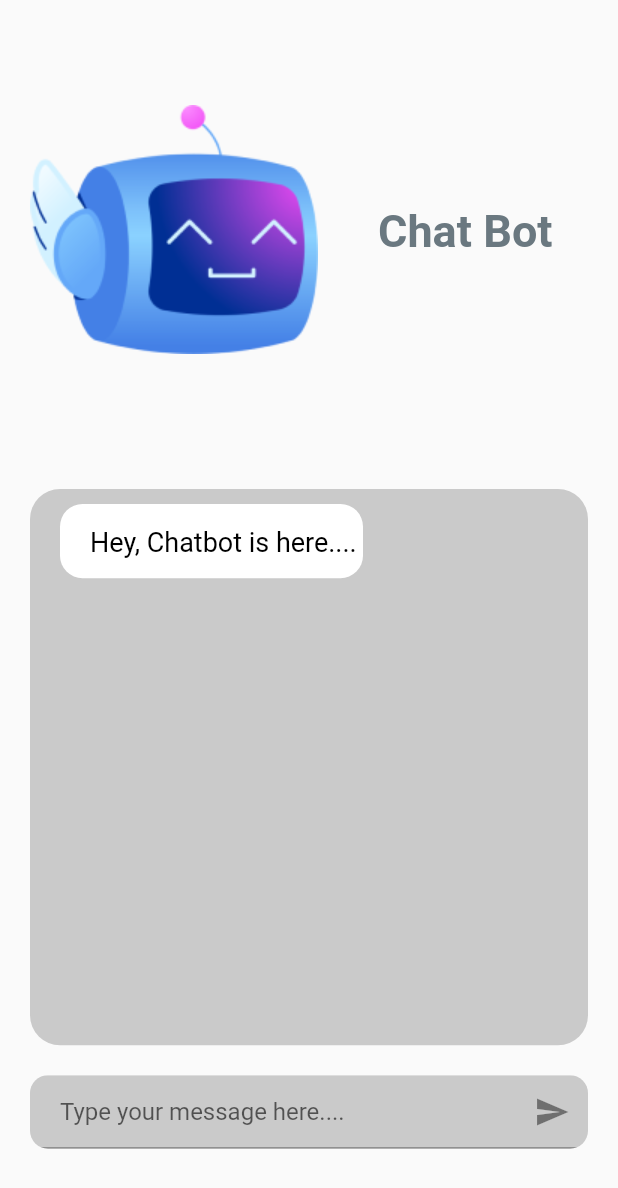
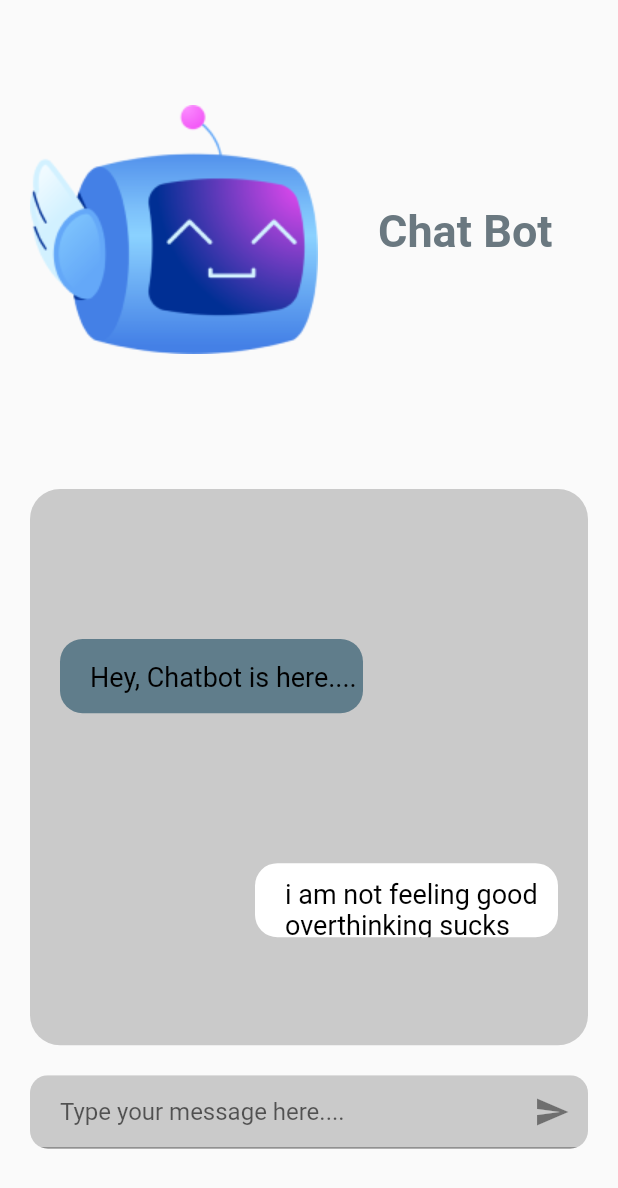
Before and after one commit to sauravkumar1812/CodeForYuth, a Flutter app: the chatbot screen opened directly, on a phone screen of 412 x 824 dp. Shown: the top 1188 px of the screen. Run offline on Flutter 3.47's test engine with Material 2 defaults, Android fonts, the phone set to English and light mode, and no system bars; our stand-ins replace eva_icons_flutter, flutter_chat_ui, font_awesome_flutter, grouped_list.

Commit message:
intial changes

```diff
--- a/lib/chatbot/chatbot.dart
+++ b/lib/chatbot/chatbot.dart
@@ -6,7 +6,6 @@ class chatbot extends StatelessWidget {
   @override
   Widget build(BuildContext context) {
     return Scaffold(
-
       // home: Container
       //     width: double.infinity,
       //     decoration: BoxDecoration(
@@ -17,7 +16,7 @@ class chatbot extends StatelessWidget {
         // crossAxisAlignment: CrossAxisAlignment.center,
         children: [
           Padding(
-                  padding: const EdgeInsets.symmetric(horizontal: 20,vertical: 70),
+            padding: const EdgeInsets.symmetric(horizontal: 20, vertical: 70),
             child: Row(
               // crossAxisAlignment: CrossAxisAlignment.center,
               children: [
@@ -45,8 +44,8 @@ class chatbot extends StatelessWidget {
           Padding(
             padding: const EdgeInsets.all(20),
             child: Container(
-                    height: MediaQuery.of(context).size.height *0.45,
-                    width: MediaQuery.of(context).size.width ,
+              height: MediaQuery.of(context).size.height * 0.45,
+              width: MediaQuery.of(context).size.width,
               decoration: BoxDecoration(
                 borderRadius: BorderRadius.circular(20),
                 color: Color.fromARGB(255, 202, 202, 202),
@@ -54,17 +53,17 @@ class chatbot extends StatelessWidget {
               child: Column(
                 children: [
                   Padding(
-                       padding: const EdgeInsets.only(left: 20,right: 150,top: 10),
+                    padding:
+                        const EdgeInsets.only(left: 20, right: 150, top: 100),
                     child: Container(
-                                      height: MediaQuery.of(context).size.height *0.06,
+                      height: MediaQuery.of(context).size.height * 0.06,
                       width: MediaQuery.of(context).size.width,
-
                       decoration: BoxDecoration(
-                                color: Colors.white,
+                        color: Colors.blueGrey,
                         borderRadius: BorderRadius.circular(15),
                       ),
                       child: Padding(
-                                padding: const EdgeInsets.only(left: 20,top: 15),
+                        padding: const EdgeInsets.only(left: 20, top: 15),
                         child: Text(
                           'Hey, Chatbot is here....',
                           textAlign: TextAlign.left,
@@ -78,83 +77,35 @@ class chatbot extends StatelessWidget {
                       ),
                     ),
                   ),
+                  Padding(
+                    padding:
+                        const EdgeInsets.only(left: 150, right: 20, top: 100),
+                    child: Container(
+                      height: MediaQuery.of(context).size.height * 0.06,
+                      width: MediaQuery.of(context).size.width,
+                      decoration: BoxDecoration(
+                        color: Colors.white,
+                        borderRadius: BorderRadius.circular(15),
+                      ),
+                      child: Padding(
+                        padding: const EdgeInsets.only(left: 20, top: 10),
+                        child: Text(
+                          'i am not feeling good     overthinking sucks ',
+                          textAlign: TextAlign.left,
+                          style: TextStyle(
+                            fontSize: 18,
+                            fontWeight: FontWeight.w400,
+                            // height: 1.7,
+                            color: Colors.black,
+                          ),
+                        ),
+                      ),
+                    ),
+                  ),
                 ],
               ),
-
-
-                      // margin: EdgeInsets.fromLTRB(0, 0, 0, 26),
-                      // width: double.infinity,
-                      // height: 370,
-                      // decoration: BoxDecoration(
-                      //   border: Border.all(color: Color(0x304e5e75)),
-                      //   color: Color(0xffd9d9d9),
-                      //   borderRadius: BorderRadius.circular(20),
-                      //   boxShadow: [
-                      //     BoxShadow(
-                      //       color: Color(0x26000000),
-                      //     ),
-                      //   ],
-                      // ),
-                      // child: Stack(
-                      //   children: [
-                      //     // Positioned(
-                      //     //   left: 21,
-                      //     //   top: 26,
-                      //     //   child: Center(
-                      //     //     child: SizedBox(
-                      //     //       width: 150,
-                      //     //       height: 50,
-                      //     //       child: Container(
-                      //     //         decoration: BoxDecoration(
-                      //     //           borderRadius: BorderRadius.circular(20),
-                      //     //           color: Color(0xffffffff),
-                      //     //         ),
-                      //     //       ),
-                      //     //     ),
-                      //     //   ),
-                      //     // ),
-                      //     // Positioned(
-                      //     //   left: 36,
-                      //     //   top: 38,
-                      //     //   child: Center(
-                      //     //     child: SizedBox(
-                      //     //      height: MediaQuery.of(context).size.height*0.1,
-                      //     //      width: MediaQuery.of(context).size.width,
-                      //     //       child: Text(
-                      //     //         'Hey,  Chat Bot is here',
-                      //     //         style: TextStyle(
-                      //     //           fontSize: 12,
-                      //     //           fontWeight: FontWeight.w400,
-                      //     //           height: 2,
-                      //     //           color: Color(0xff000000),
-                      //     //         ),
-                      //     //       ),
-                      //     //     ),
-                      //     //   ),
-                      //     // ),
-                      //   ],
-                      // )
             ),
           ),
-                // Container(
-                //   margin: EdgeInsets.fromLTRB(0, 0, 0, 14),
-                //   height: 40,
-                //   child: Stack(
-                //     children: [
-                //       Positioned(
-                //         left: 0,
-                //         top: 0,
-                //         child: Align(
-                //           child: SizedBox(
-                //             width: 440,
-                //             height: 40,
-                //             child: Container(
-                //               decoration: BoxDecoration(
-                //                 borderRadius: BorderRadius.circular(10),
-                //                 color: Color(0xffdadada),
-                //               ),
-                //             ),
-
           Padding(
             padding: const EdgeInsets.symmetric(horizontal: 20),
             child: ClipRRect(
@@ -163,83 +114,17 @@ class chatbot extends StatelessWidget {
                 color: Color.fromARGB(255, 202, 202, 202),
                 child: TextField(
                   decoration: const InputDecoration(
-                                          contentPadding: EdgeInsets.symmetric(vertical: 15,horizontal: 20),
+                    contentPadding:
+                        EdgeInsets.symmetric(vertical: 15, horizontal: 20),
                     hintText: 'Type your message here....',
                     suffixIcon: Icon(Icons.send),
-
-
-                                        ),
-
                   ),
                 ),
               ),
             ),
-
-
-                      // Padding(
-                      //   padding: const EdgeInsets.symmetric(vertical: 15),
-                      //   child: Container(
-                      //     child: TextField(
-                      //              decoration: const InputDecoration(
-                      //                 filled: true,
-                      //                 fillColor: Colors.grey,
-                      //                 icon:  Padding(
-
-                      //                   padding: EdgeInsets.only(left: 10),
-
-                      //                 ),
-                      //                 contentPadding: EdgeInsets.symmetric(vertical: 10,horizontal: 30),
-                      //                 hintText: 'Type your message here....',
-                      //              suffixIcon: Icon(Icons.send),
-
-
-                      //               ),
-
-                      //             ),
-                      //   ),
-                      // ),
-                      // Positioned(
-                      //   left: 20,
-                      //   top: 10,
-                      //   child: Align(
-                      //     child: SizedBox(
-                      //       width: 100,
-                      //       height: 20,
-                      //       child: Text(
-                      //         'Write a message',
-                      //         style: TextStyle(
-                      //           fontSize: 12,
-                      //           fontWeight: FontWeight.w400,
-                      //           height: 1.6,
-                      //           color: Color(0xff898989),
-                      //         ),
-                      //       ),
-                      //     ),
-                      //   ),
-                      // ),
-                      // Positioned(
-                      //   left: 400,
-                      //   top: 10,
-                      //   child: Align(
-                      //     child: SizedBox(
-                      //       width: 24.04,
-                      //       height: 22.13,
-                      //       child: Image.asset(
-                      //         'assets/bot/send-icon 1.png',
-                      //         width: 20,
-                      //         height: 20,
-                      //       ),
-                      //     ),
-                      //   ),
-                      // ),
-
+          ),
         ],
-
       ),
-
-
-
-
     );
   }
 }
```
Lines whose indentation alone changed are shown as unchanged.
